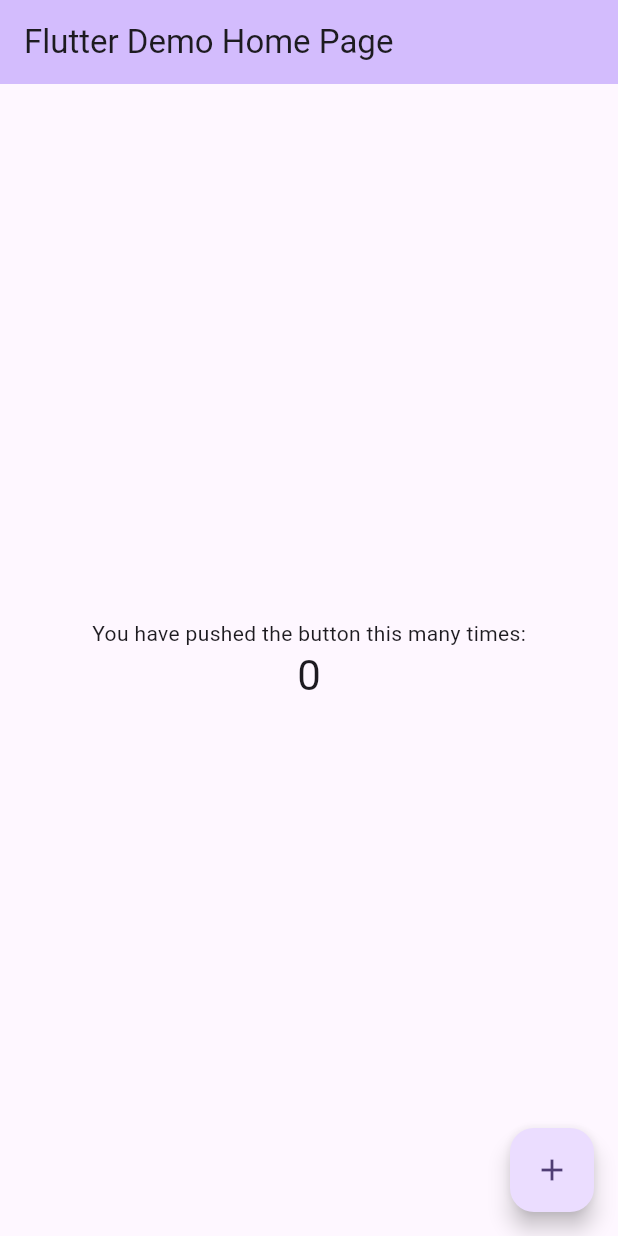
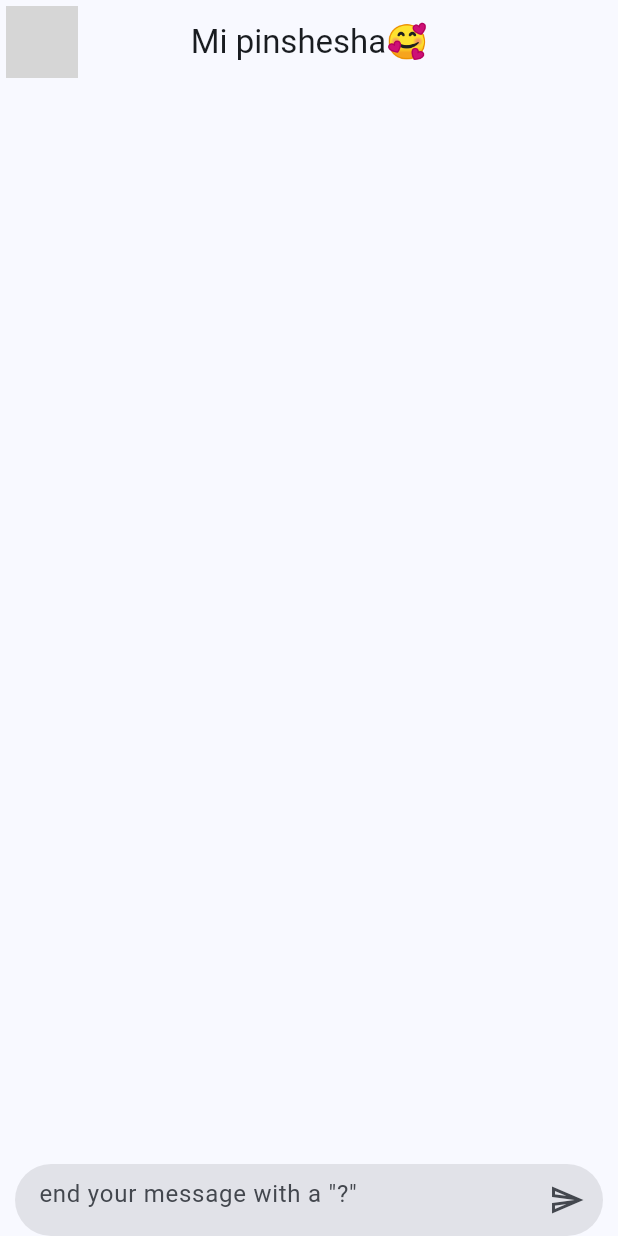
Before and after one commit to SamuelGutierrezC/yes_no_app, a Flutter app: the screen it shows after launch, on a phone screen of 412 x 824 dp. Run offline on Flutter 3.47's test engine with Material 3 defaults, Android fonts, the phone set to English and light mode, and no system bars; our stand-ins replace dio; network calls fail; grey boxes are pictures that could not be loaded.

Commit message:
Ajustando Provider

```diff
--- /dev/null
+++ b/lib/config/helpers/theme/app_theme.dart
@@ -0,0 +1,30 @@
+import 'package:flutter/material.dart';
+
+const Color _customColor = Color(0xFF5C11D4);
+const List<Color> _colorThemes = [
+  _customColor,
+  Colors.blue,
+  Colors.teal,
+  Colors.green,
+  Colors.yellow,
+  Colors.orange,
+  Colors.pink,
+
+];
+class AppTheme {
+
+  final int selectedColor;
+
+  AppTheme({
+    this.selectedColor = 0}):
+    assert(selectedColor >= 0 && selectedColor <= _colorThemes.length - 1,
+  'colors must be between 0 and ${_colorThemes.length}');
+
+
+  ThemeData theme(){
+    return ThemeData(
+      useMaterial3: true,
+      colorSchemeSeed: _colorThemes[selectedColor],
+    );
+  }
+}
--- a/lib/main.dart
+++ b/lib/main.dart
@@ -1,125 +1,26 @@
 import 'package:flutter/material.dart';
+import 'package:provider/provider.dart';
+import 'package:yes_no_app/config/helpers/theme/app_theme.dart';
+import 'package:yes_no_app/presentation/providers/chat_provider.dart';
+import 'package:yes_no_app/presentation/screens/chat/chat_screen.dart';
 
-void main() {
-  runApp(const MyApp());
-}
+void main() => runApp(const MyApp());
 
 class MyApp extends StatelessWidget {
   const MyApp({super.key});
 
-  // This widget is the root of your application.
   @override
   Widget build(BuildContext context) {
-    return MaterialApp(
-      title: 'Flutter Demo',
-      theme: ThemeData(
-        // This is the theme of your application.
-        //
-        // TRY THIS: Try running your application with "flutter run". You'll see
-        // the application has a purple toolbar. Then, without quitting the app,
-        // try changing the seedColor in the colorScheme below to Colors.green
-        // and then invoke "hot reload" (save your changes or press the "hot
-        // reload" button in a Flutter-supported IDE, or press "r" if you used
-        // the command line to start the app).
-        //
-        // Notice that the counter didn't reset back to zero; the application
-        // state is not lost during the reload. To reset the state, use hot
-        // restart instead.
-        //
-        // This works for code too, not just values: Most code changes can be
-        // tested with just a hot reload.
-        colorScheme: ColorScheme.fromSeed(seedColor: Colors.deepPurple),
-        useMaterial3: true,
+    return MultiProvider(
+      providers: [
+        ChangeNotifierProvider(create: (_) => ChatProvider())
+      ],
+      child: MaterialApp(
+        title: 'Yes No App',
+        debugShowCheckedModeBanner: false,
+        theme: AppTheme(selectedColor: 1).theme(),
+        home: const ChatScreen()
       ),
-      home: const MyHomePage(title: 'Flutter Demo Home Page'),
     );
   }
 }
-
-class MyHomePage extends StatefulWidget {
-  const MyHomePage({super.key, required this.title});
-
-  // This widget is the home page of your application. It is stateful, meaning
-  // that it has a State object (defined below) that contains fields that affect
-  // how it looks.
-
-  // This class is the configuration for the state. It holds the values (in this
-  // case the title) provided by the parent (in this case the App widget) and
-  // used by the build method of the State. Fields in a Widget subclass are
-  // always marked "final".
-
-  final String title;
-
-  @override
-  State<MyHomePage> createState() => _MyHomePageState();
-}
-
-class _MyHomePageState extends State<MyHomePage> {
-  int _counter = 0;
-
-  void _incrementCounter() {
-    setState(() {
-      // This call to setState tells the Flutter framework that something has
-      // changed in this State, which causes it to rerun the build method below
-      // so that the display can reflect the updated values. If we changed
-      // _counter without calling setState(), then the build method would not be
-      // called again, and so nothing would appear to happen.
-      _counter++;
-    });
-  }
-
-  @override
-  Widget build(BuildContext context) {
-    // This method is rerun every time setState is called, for instance as done
-    // by the _incrementCounter method above.
-    //
-    // The Flutter framework has been optimized to make rerunning build methods
-    // fast, so that you can just rebuild anything that needs updating rather
-    // than having to individually change instances of widgets.
-    return Scaffold(
-      appBar: AppBar(
-        // TRY THIS: Try changing the color here to a specific color (to
-        // Colors.amber, perhaps?) and trigger a hot reload to see the AppBar
-        // change color while the other colors stay the same.
-        backgroundColor: Theme.of(context).colorScheme.inversePrimary,
-        // Here we take the value from the MyHomePage object that was created by
-        // the App.build method, and use it to set our appbar title.
-        title: Text(widget.title),
-      ),
-      body: Center(
-        // Center is a layout widget. It takes a single child and positions it
-        // in the middle of the parent.
-        child: Column(
-          // Column is also a layout widget. It takes a list of children and
-          // arranges them vertically. By default, it sizes itself to fit its
-          // children horizontally, and tries to be as tall as its parent.
-          //
-          // Column has various properties to control how it sizes itself and
-          // how it positions its children. Here we use mainAxisAlignment to
-          // center the children vertically; the main axis here is the vertical
-          // axis because Columns are vertical (the cross axis would be
-          // horizontal).
-          //
-          // TRY THIS: Invoke "debug painting" (choose the "Toggle Debug Paint"
-          // action in the IDE, or press "p" in the console), to see the
-          // wireframe for each widget.
-          mainAxisAlignment: MainAxisAlignment.center,
-          children: <Widget>[
-            const Text(
-              'You have pushed the button this many times:',
-            ),
-            Text(
-              '$_counter',
-              style: Theme.of(context).textTheme.headlineMedium,
-            ),
-          ],
-        ),
-      ),
-      floatingActionButton: FloatingActionButton(
-        onPressed: _incrementCounter,
-        tooltip: 'Increment',
-        child: const Icon(Icons.add),
-      ), // This trailing comma makes auto-formatting nicer for build methods.
-    );
-  }
-}
--- /dev/null
+++ b/lib/presentation/screens/chat/chat_screen.dart
@@ -0,0 +1,70 @@
+import 'package:flutter/material.dart';
+import 'package:provider/provider.dart';
+import 'package:yes_no_app/domain/entities/message.dart';
+import 'package:yes_no_app/presentation/providers/chat_provider.dart';
+import 'package:yes_no_app/presentation/widgets/chat/her_message_bubble.dart';
+import 'package:yes_no_app/presentation/widgets/chat/my_message_bubble.dart';
+import 'package:yes_no_app/presentation/widgets/shared/message_field_box.dart';
+
+class ChatScreen extends StatelessWidget {
+
+  const ChatScreen({super.key});
+
+  @override
+  Widget build(BuildContext context) {
+    return Scaffold(
+      appBar: AppBar(
+        leading: const Padding(
+          padding: EdgeInsets.all(4.0),
+          child: CircleAvatar(
+            backgroundImage: NetworkImage('https://images.tagesschau.de/image/d0295fb9-e9c8-4aaf-a603-16b0b9c180e8/AAABkkX3FSs/AAABkZLngyM/1x1-256/sheinbaum-122.jpg'),
+          ),
+        ),
+        title: const Text('Mi pinshesha🥰'),
+        centerTitle: true,
+      ),
+      body: _ChatView(),
+    );
+  }
+}
+
+class _ChatView extends StatelessWidget {
+
+
+
+  @override
+  Widget build(BuildContext context) {
+
+    final chatProvider = context.watch<ChatProvider>();
+
+
+    return SafeArea(
+      child: Padding(
+        padding: const EdgeInsets.symmetric(horizontal: 10 ),
+        child: Column(
+          children: [
+            Expanded(child: ListView.builder(
+              itemCount: chatProvider.messageList.length,
+              itemBuilder: (context, index) {
+                //Instancia de message que sabrá quien es el mensaje
+                final message = chatProvider.messageList[index];
+                return (message.fromWho  == FromWho.hers )
+                ? HerMessageBubble(message: message)
+                : MyMessageBubble(message: message);
+
+
+            })
+            ),
+
+        /// Caja de Texto de mensajes
+
+            MessageFieldBox(
+              //Una vez que tiene el valor cambiado, enviao
+              onValue: chatProvider.sendMessage,
+              ),
+          ],
+        ),
+      ),
+    );
+  }
+}
--- /dev/null
+++ b/lib/presentation/widgets/shared/message_field_box.dart
@@ -0,0 +1,51 @@
+import 'package:flutter/material.dart';
+
+class MessageFieldBox extends StatelessWidget {
+  //Emite el valor o crea el valor cambiado
+  final ValueChanged<String> onValue;
+  const MessageFieldBox({
+    super.key, required this.onValue
+    });
+
+   @override
+  Widget build(BuildContext context) {
+
+    final textController = TextEditingController();
+    final FocusNode focusNode = FocusNode();
+
+    final outlineInputBorder = UnderlineInputBorder(
+      borderSide: const BorderSide( color: Colors.transparent),
+      borderRadius: BorderRadius.circular(40));
+
+      final inputDecoration = InputDecoration(
+        hintText: 'end your message with a "?"',
+        enabledBorder: outlineInputBorder,
+        focusedBorder: outlineInputBorder,
+        filled: true,
+        suffixIcon: IconButton(
+          icon: const Icon( Icons.send_outlined),
+          onPressed: () {
+            final textValue = textController.value.text;
+            //Notifica que el texto que escribo ya cambia
+            textController.clear();
+            onValue(textValue);
+          },
+        )
+      );
+
+
+    return TextFormField(
+      onTapOutside: (event) {
+        focusNode.unfocus();
+      },
+      focusNode: focusNode,
+      controller: textController,
+      decoration: inputDecoration,
+      onFieldSubmitted: (value) {
+        textController.clear();
+        focusNode.requestFocus();
+        onValue(value);
+      },
+    );
+  }
+}
```
Also changed, not shown: lib/presentation/providers/chat_provider.dart (+4 -3 lines), lib/presentation/widgets/chat/her_message_bubble.dart (added, +68 -0 lines), lib/presentation/widgets/chat/my_message_bubble.dart (added, +41 -0 lines).
